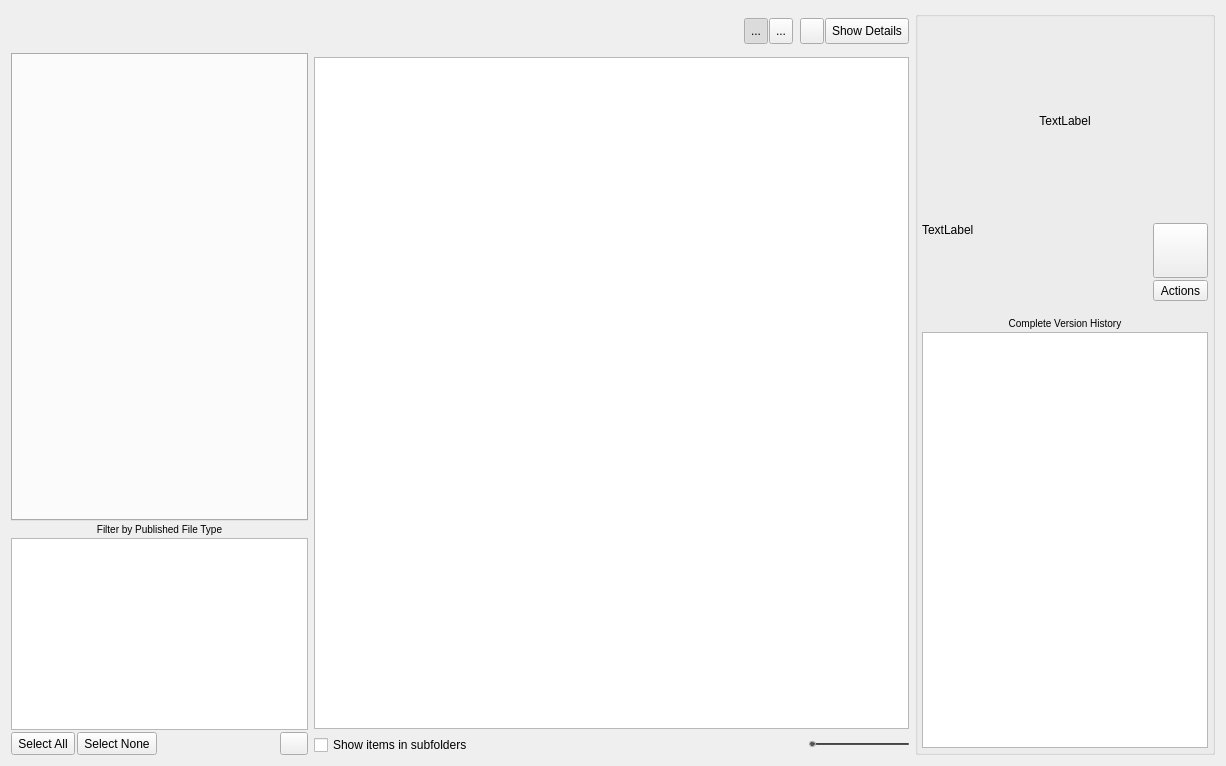
First picture: the form in resources/dialog.ui, repository shotgunsoftware/tk-multi-loader2, before the edit.
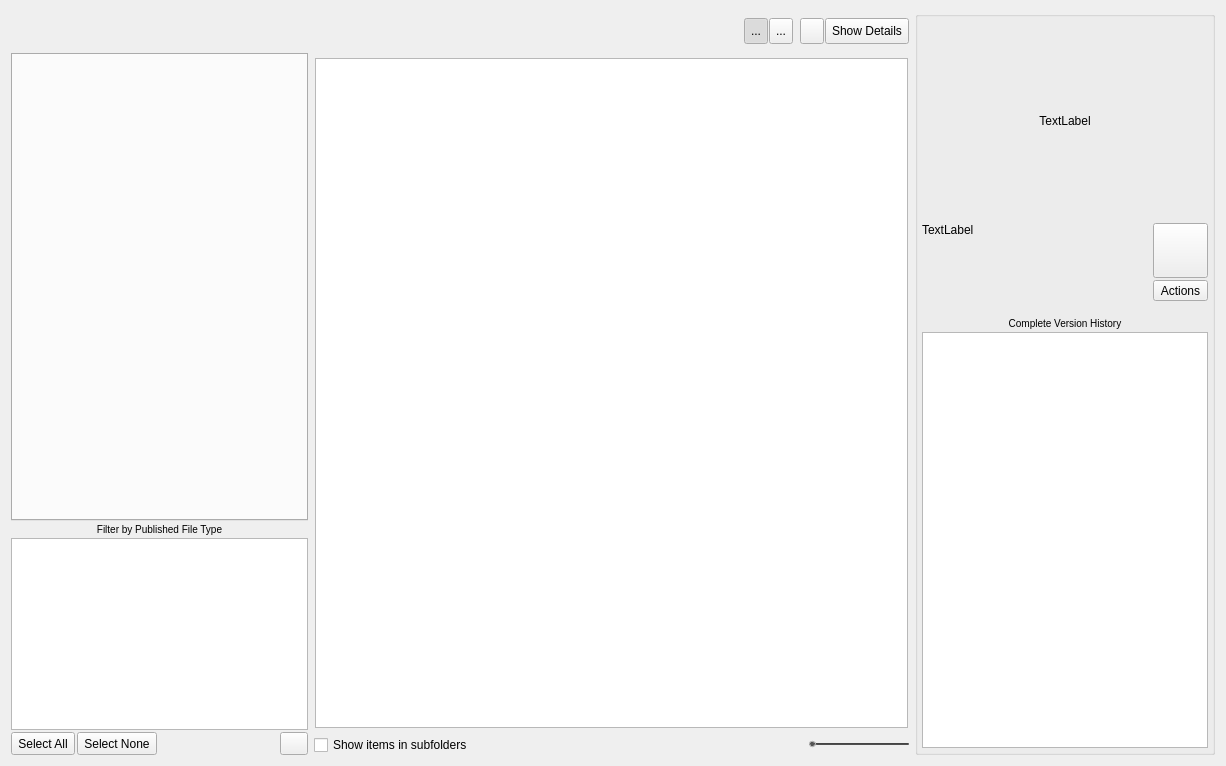
Second picture: the form after the edit. Icons and pictures are not drawn.

Commit message: Fixed issues with z-index.

Diff of the .ui file:
```diff
--- a/resources/dialog.ui
+++ b/resources/dialog.ui
@@ -433,6 +433,15 @@
       </layout>
      </item>
      <item>
+      <widget class="QFrame" name="publish_frame">
+       <layout class="QHBoxLayout" name="horizontalLayout_7">
+        <property name="spacing">
+         <number>1</number>
+        </property>
+        <property name="margin">
+         <number>1</number>
+        </property>
+        <item>
       <widget class="QListView" name="publish_view">
        <property name="editTriggers">
         <set>QAbstractItemView::NoEditTriggers</set>
@@ -451,6 +460,9 @@
        </property>
       </widget>
      </item>
+       </layout>
+      </widget>
+     </item>
      <item>
       <layout class="QHBoxLayout" name="horizontalLayout_4">
        <item>
```
Left out of the diff: 1 changed line with no effect on the pictures. Lines whose indentation alone changed are shown as unchanged. The commit also changes 2 other files.
